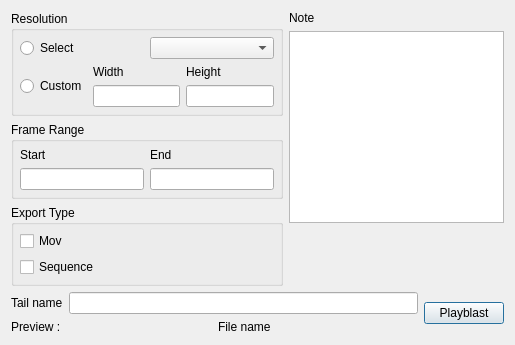
demon7x/tk-maya-makemov, file resources/dialog.ui: the form before one commit.
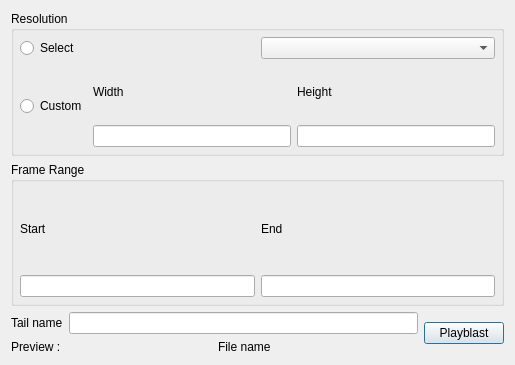
The form after the commit.

Patch:
```diff
--- a/resources/dialog.ui
+++ b/resources/dialog.ui
@@ -7,9 +7,15 @@
     <x>0</x>
     <y>0</y>
     <width>515</width>
-    <height>336</height>
+    <height>365</height>
    </rect>
   </property>
+  <property name="maximumSize">
+   <size>
+    <width>16777215</width>
+    <height>400</height>
+   </size>
+  </property>
   <property name="windowTitle">
    <string>The Current Sgtk Environment</string>
   </property>
@@ -129,59 +135,6 @@
           </item>
          </layout>
         </widget>
-       </item>
-       <item>
-        <widget class="QGroupBox" name="groupBox_2">
-         <property name="title">
-          <string>Export Type</string>
-         </property>
-         <layout class="QVBoxLayout" name="verticalLayout_4">
-          <property name="margin">
-           <number>6</number>
-          </property>
-          <item>
-           <widget class="QCheckBox" name="mov_select">
-            <property name="text">
-             <string>Mov</string>
-            </property>
-           </widget>
-          </item>
-          <item>
-           <widget class="QCheckBox" name="seq_select">
-            <property name="text">
-             <string>Sequence</string>
-            </property>
-           </widget>
-          </item>
-         </layout>
-        </widget>
-       </item>
-      </layout>
-     </item>
-     <item>
-      <layout class="QVBoxLayout" name="verticalLayout_5">
-       <item>
-        <widget class="QLabel" name="label">
-         <property name="text">
-          <string>Note</string>
-         </property>
-        </widget>
-       </item>
-       <item>
-        <widget class="QTextEdit" name="note_box"/>
-       </item>
-       <item>
-        <spacer name="verticalSpacer">
-         <property name="orientation">
-          <enum>Qt::Vertical</enum>
-         </property>
-         <property name="sizeHint" stdset="0">
-          <size>
-           <width>20</width>
-           <height>40</height>
-          </size>
-         </property>
-        </spacer>
        </item>
       </layout>
      </item>
```
Left out of the diff: 23 changed lines with no effect on the pictures.
